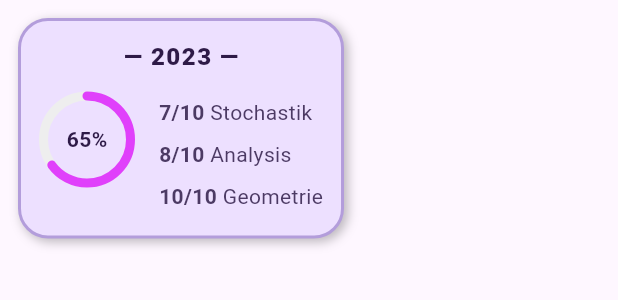
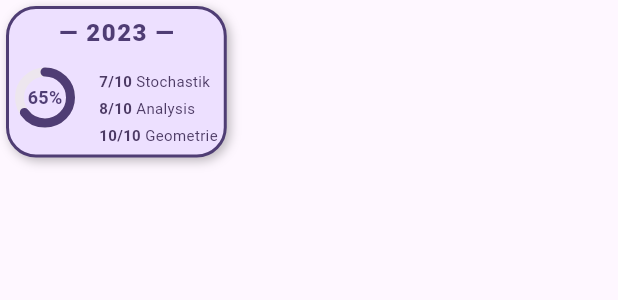
Before and after one commit to max-friebertshaeuser/AbiMind, a Flutter app: the ExerciseCards widget shown alone on an empty page, opened directly, on a phone screen of 412 x 824 dp. Shown: the top 300 px of the screen. Run offline on Flutter 3.47's test engine with Material 3 defaults, Android fonts, the phone set to English and light mode, and no system bars; drawn by our look-alikes of percent_indicator; our stand-ins replace firebase_auth, firebase_core, flutter_riverpod, google_fonts; missing offline and left inert: dart:ffi, firebase_app_check, flutter_drawing_board, flutter_verification_code; accounts and stored records are empty.

Commit message:
feat: refine start screen layout with responsive margins and color scheme adjustments

```diff
--- a/frontend/lib/presentation/screens/start/start-screen.dart
+++ b/frontend/lib/presentation/screens/start/start-screen.dart
@@ -233,15 +233,16 @@ class ExerciseCards extends StatelessWidget {
 
   @override
   Widget build(BuildContext context) {
+    final colorScheme = Theme.of(context).colorScheme;
     return IntrinsicWidth(
       child: IntrinsicHeight(
         child: Container(
-          margin: const EdgeInsets.all(12),
-          padding: const EdgeInsets.all(12),
+          margin: const EdgeInsets.all(4),
+          padding: const EdgeInsets.all(4),
           decoration: BoxDecoration(
             color: const Color(0xFFEDE0FF),
             borderRadius: BorderRadius.circular(20),
-            border: Border.all(color: Colors.deepPurple.shade200, width: 2),
+            border: Border.all(color: colorScheme.onPrimaryFixedVariant, width: 2),
             boxShadow: const [
               BoxShadow(
                 color: Colors.black26,
@@ -257,11 +258,11 @@ class ExerciseCards extends StatelessWidget {
               // Year Centered
               Text(
                 "— $year —",
-                style: const TextStyle(
+                style: TextStyle(
                   fontWeight: FontWeight.w900,
                   fontSize: 16,
                   letterSpacing: 1,
-                  color: Color(0xFF2E1A47),
+                  color: colorScheme.onPrimaryFixedVariant,
                 ),
               ),
               const SizedBox(height: 12),
@@ -272,19 +273,19 @@ class ExerciseCards extends StatelessWidget {
                 children: [
                   // Progress Circle
                   CircularPercentIndicator(
-                    radius: 32.0,
+                    radius: 20.0,
                     lineWidth: 6.0,
                     percent: percent,
                     center: Text(
                       "${(percent * 100).round()}%",
-                      style: const TextStyle(
+                      style: TextStyle(
                         fontWeight: FontWeight.bold,
-                        fontSize: 14,
-                        color: Color(0xFF2E1A47),
+                        fontSize: 12,
+                        color: colorScheme.onPrimaryFixedVariant,
                       ),
                     ),
-                    backgroundColor: Colors.grey.shade200,
-                    progressColor: Colors.purpleAccent,
+                    backgroundColor:colorScheme.surfaceContainerHigh,
+                    progressColor:colorScheme.onPrimaryFixedVariant,
                     circularStrokeCap: CircularStrokeCap.round,
                   ),
                   const SizedBox(width: 16),
@@ -298,14 +299,14 @@ class ExerciseCards extends StatelessWidget {
                           final int total = entry.value[1];
 
                           return Padding(
-                            padding: const EdgeInsets.symmetric(vertical: 4),
+                            padding: const EdgeInsets.symmetric(vertical: 2),
                             child: Row(
                               mainAxisSize: MainAxisSize.min,
                               children: [
                                 Text(
                                   "$done/$total ",
                                   style: const TextStyle(
-                                    fontSize: 14,
+                                    fontSize: 10,
                                     color: Color(0xFF4C3A64),
                                     fontWeight: FontWeight.bold,
                                   ),
@@ -313,7 +314,7 @@ class ExerciseCards extends StatelessWidget {
                                 Text(
                                   topic,
                                   style: const TextStyle(
-                                    fontSize: 14,
+                                    fontSize: 10,
                                     color: Color(0xFF4C3A64),
                                   ),
                                 ),
```
